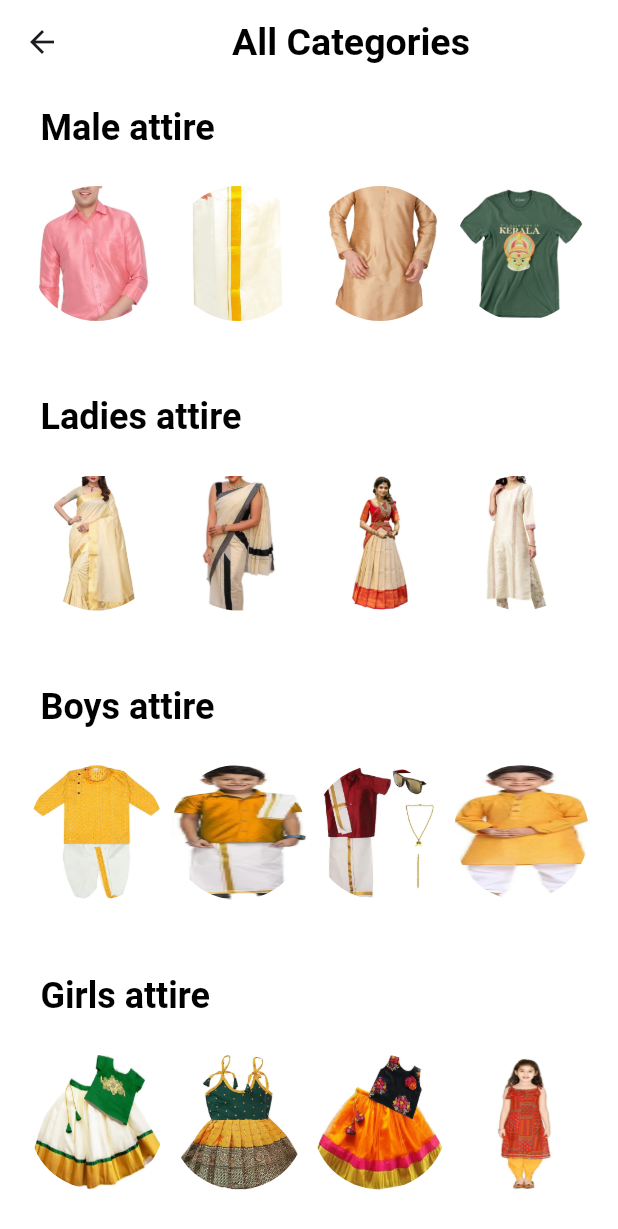
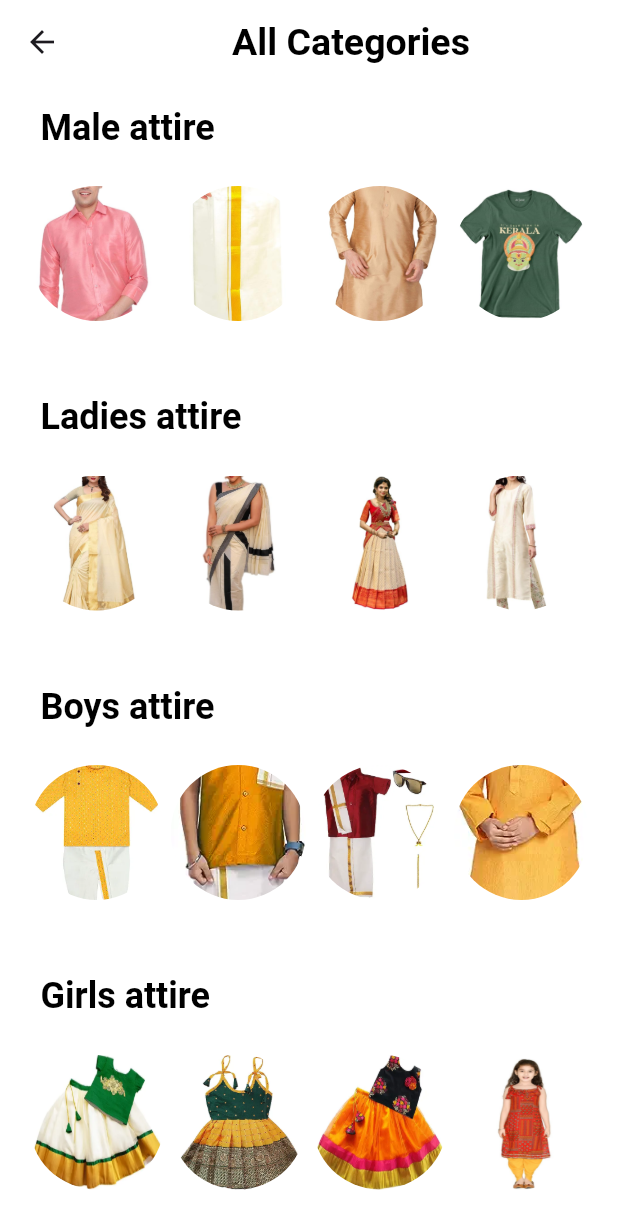
Before and after one commit to SandraAsok/tryambaka_collections_user, a Flutter app: the CategoryScreen screen opened directly, on a phone screen of 412 x 824 dp. Shown: the top 1229 px of the screen. Run offline on Flutter 3.47's test engine with Material 2 defaults, Android fonts, the phone set to English and light mode, and no system bars; our stand-ins replace cloud_firestore, email_validator, firebase_auth, firebase_core, google_fonts, google_sign_in and 1 more; accounts and stored records are empty; network calls fail.

Commit message:
categories added

```diff
--- a/lib/presentation/screens/home/widgets/category_home.dart
+++ b/lib/presentation/screens/home/widgets/category_home.dart
@@ -249,7 +249,7 @@ GestureDetector kidSet = GestureDetector(
       shape: BoxShape.circle,
       image: DecorationImage(
         image: AssetImage('assets/images/kidset.webp'),
-        fit: BoxFit.fill,
+        fit: BoxFit.cover,
       ),
     ),
   ),
@@ -264,7 +264,7 @@ GestureDetector kidshirt = GestureDetector(
       shape: BoxShape.circle,
       image: DecorationImage(
         image: AssetImage("assets/images/kidshirt.webp"),
-        fit: BoxFit.fill,
+        fit: BoxFit.cover,
       ),
     ),
   ),
@@ -279,7 +279,7 @@ GestureDetector kidmunduset = GestureDetector(
       shape: BoxShape.circle,
       image: DecorationImage(
         image: AssetImage("assets/images/kidmunduset.webp"),
-        fit: BoxFit.fill,
+        fit: BoxFit.cover,
       ),
     ),
   ),
@@ -294,7 +294,7 @@ GestureDetector kidkurtiset = GestureDetector(
       shape: BoxShape.circle,
       image: DecorationImage(
         image: AssetImage("assets/images/kidkurtiset.webp"),
-        fit: BoxFit.fill,
+        fit: BoxFit.cover,
       ),
     ),
   ),
--- a/lib/presentation/screens/products/widgets/product_tile.dart
+++ b/lib/presentation/screens/products/widgets/product_tile.dart
@@ -1,4 +1,3 @@
-import 'package:flutter/cupertino.dart';
 import 'package:flutter/material.dart';
 import 'package:tryambaka_user/data/color/colors.dart';
 import 'package:tryambaka_user/data/constants/constants.dart';
@@ -91,7 +90,7 @@ class ProductTile extends StatelessWidget {
               ),
             ),
             Text(
-              price,
+              '$price/-',
               style: const TextStyle(
                   letterSpacing: 0.5,
                   fontSize: 15,
```
Also changed, not shown: lib/presentation/screens/home/home_screen.dart (+45 -0 lines).
